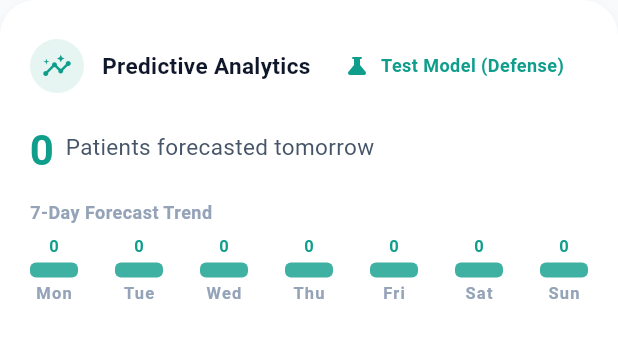
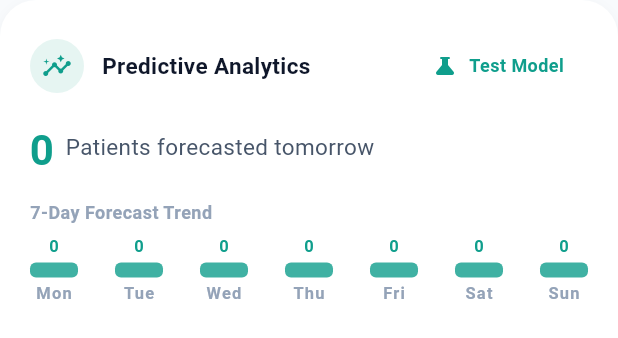
Before and after one commit to mendoza-i/purramedics, a Flutter app: the PredictiveAnalyticsWidget widget shown alone on an empty page, opened directly, on a phone screen of 412 x 824 dp. Shown: the top 338 px of the screen. Run offline on Flutter 3.47's test engine with Material 3 defaults, Android fonts, the phone set to English and light mode, and no system bars; our stand-ins replace audioplayers, cloud_firestore, firebase_auth, firebase_core, flutter_animate, google_nav_bar and 3 more; accounts and stored records are empty; network calls fail.

Commit message:
style: Remove (Defense) from test model button

```diff
--- a/lib/pages/vet/widgets/predictive_analytics_widget.dart
+++ b/lib/pages/vet/widgets/predictive_analytics_widget.dart
@@ -137,7 +137,7 @@ class _PredictiveAnalyticsWidgetState extends State<PredictiveAnalyticsWidget> {
               TextButton.icon(
                 onPressed: _showModelTester,
                 icon: const Icon(Icons.science_rounded, size: 16),
-                label: const Text('Test Model (Defense)'),
+                label: const Text('Test Model'),
                 style: TextButton.styleFrom(
                   foregroundColor: AppColors.primary,
                   textStyle: AppTypography.labelMedium,
```
